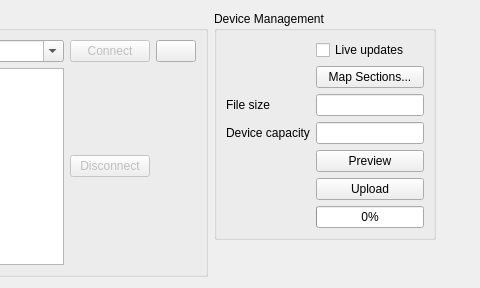
First picture: the form in src/widget/devicecontrolwidget.ui, repository 8bitbuddhist/PixelMaestro-Studio, before the edit; both pictures show x 208 to 688 and y 0 to 288 of the 688 by 288 pixel window.
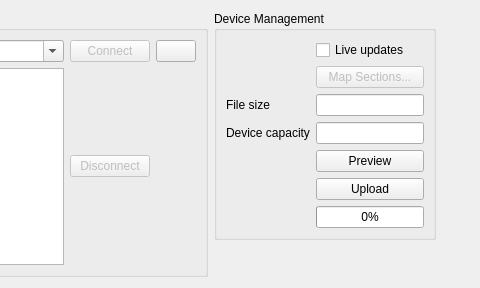
Second picture: the form after the edit. Icons and pictures are not drawn.

What changed in the file:
```diff
--- a/src/widget/devicecontrolwidget.ui
+++ b/src/widget/devicecontrolwidget.ui
@@ -152,6 +152,9 @@
       </item>
       <item row="1" column="1">
        <widget class="QPushButton" name="sectionMapButton">
+        <property name="enabled">
+         <bool>false</bool>
+        </property>
         <property name="text">
          <string>Map Sections...</string>
         </property>
```
